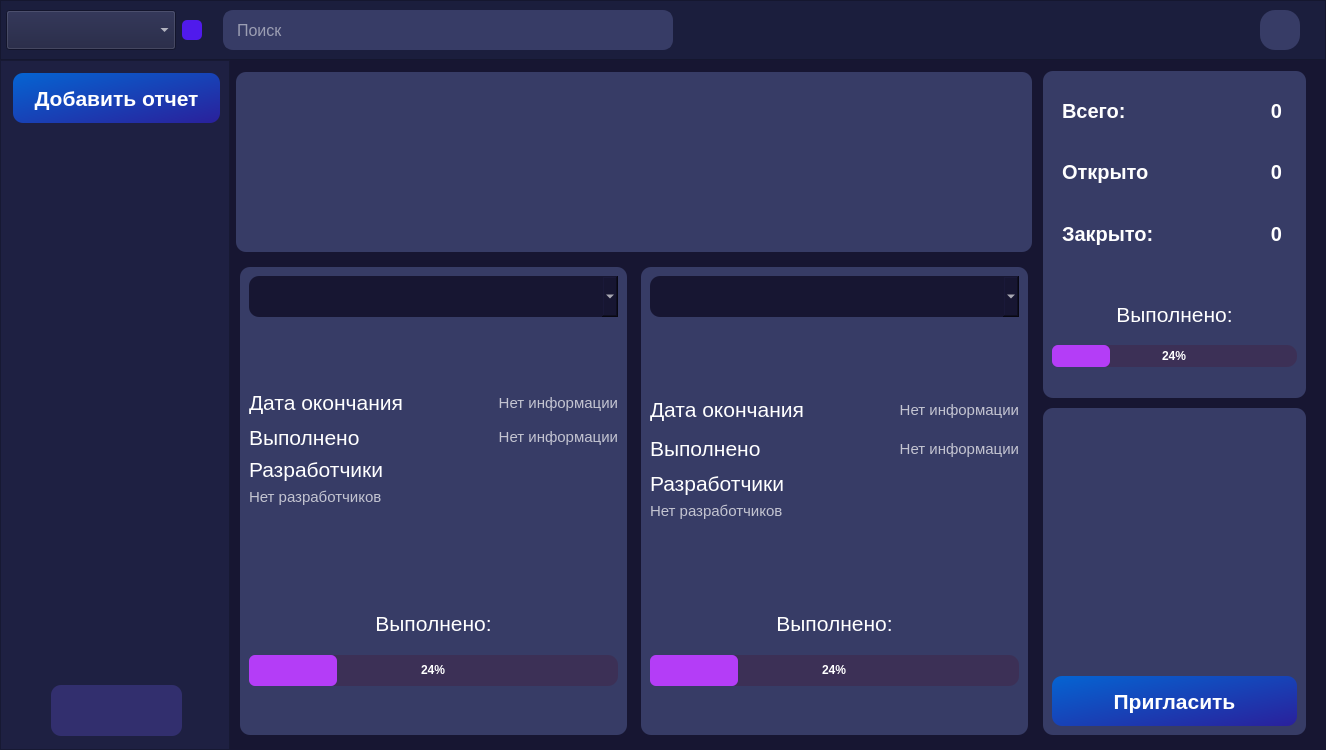
This is interfaces/main_page.ui in ArtShibaev/Bugtracker as Qt 5 draws it before an edit. The edited form follows.
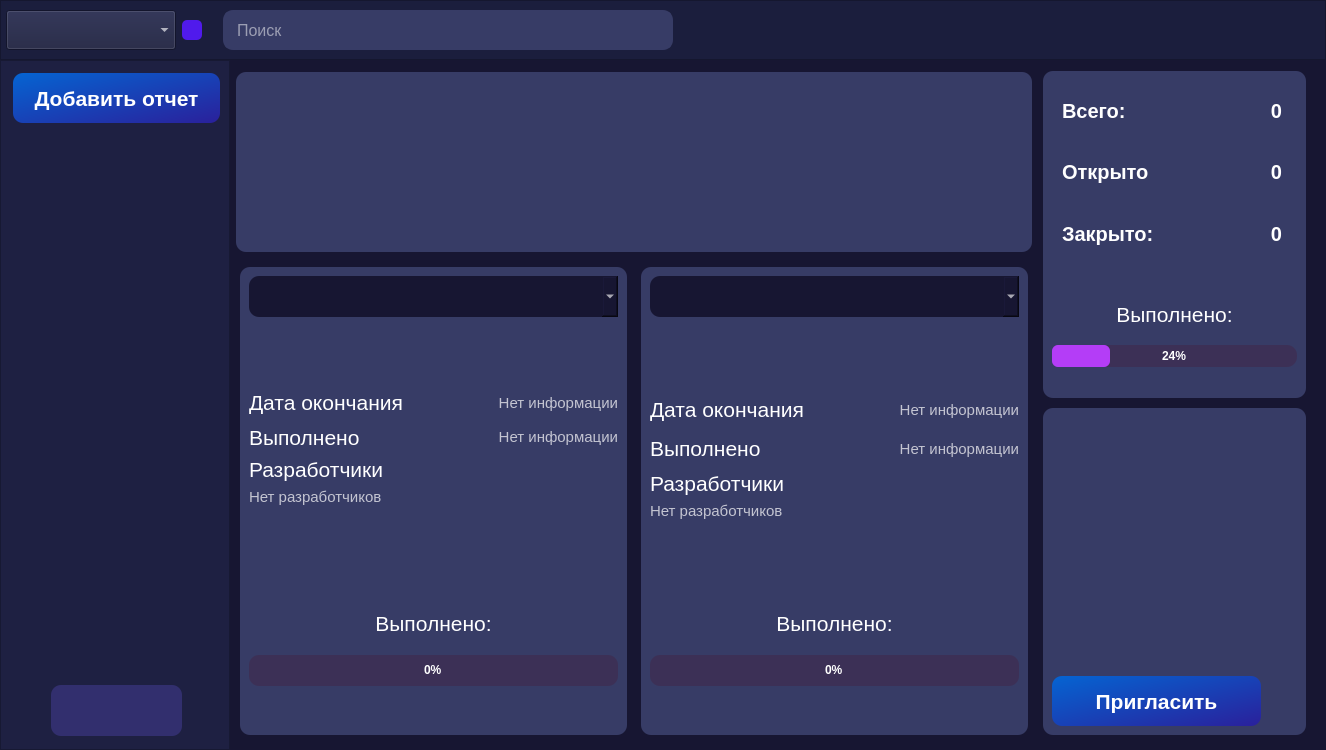
This is the edited form.

Commit message: Изменения проекта: -Администратор может удалять участников из команды -Администратор может передать свою роль другому участнику команды -Теперь кнопки, отвечающие за изменения состава команды скрыты у всех кроме администратора команды -Аватарка в правом верхнем углу теперь динамичная и зависит от ссылки в БД -Исправлены некоторые баги P.S Матвей, у меня не работали notifier, посмотри, в чем может быть ошибка, пожалуйста.

Diff of the .ui file:
```diff
--- a/interfaces/main_page.ui
+++ b/interfaces/main_page.ui
@@ -156,8 +156,7 @@
             <cursorShape>ArrowCursor</cursorShape>
            </property>
            <property name="styleSheet">
-            <string notr="true">background: #373C66;
-border-radius: 15px;</string>
+            <string notr="true">border-radius: 15px;</string>
            </property>
            <property name="text">
             <string/>
@@ -859,7 +858,7 @@
 }</string>
                 </property>
                 <property name="value">
-                 <number>24</number>
+                 <number>0</number>
                 </property>
                </widget>
               </item>
@@ -1134,7 +1133,7 @@
 }</string>
                 </property>
                 <property name="value">
-                 <number>24</number>
+                 <number>0</number>
                 </property>
                </widget>
               </item>
@@ -1473,8 +1472,13 @@
                   </widget>
                  </widget>
                 </item>
-                <item row="1" column="0">
+                <item row="2" column="0">
+                 <layout class="QHBoxLayout" name="horizontalLayout_13">
+                  <item>
                  <widget class="QPushButton" name="new_member">
+                    <property name="enabled">
+                     <bool>true</bool>
+                    </property>
                   <property name="minimumSize">
                    <size>
                     <width>0</width>
@@ -1502,6 +1506,24 @@
                    <string>Пригласить</string>
                   </property>
                  </widget>
+                  </item>
+                  <item>
+                   <widget class="QPushButton" name="change">
+                    <property name="maximumSize">
+                     <size>
+                      <width>30</width>
+                      <height>30</height>
+                     </size>
+                    </property>
+                    <property name="cursor">
+                     <cursorShape>PointingHandCursor</cursorShape>
+                    </property>
+                    <property name="text">
+                     <string/>
+                    </property>
+                   </widget>
+                  </item>
+                 </layout>
                 </item>
                </layout>
               </widget>
```
Left out of the diff: 6 changed lines with no effect on the pictures. Lines whose indentation alone changed are shown as unchanged. The commit also changes 5 other files.
